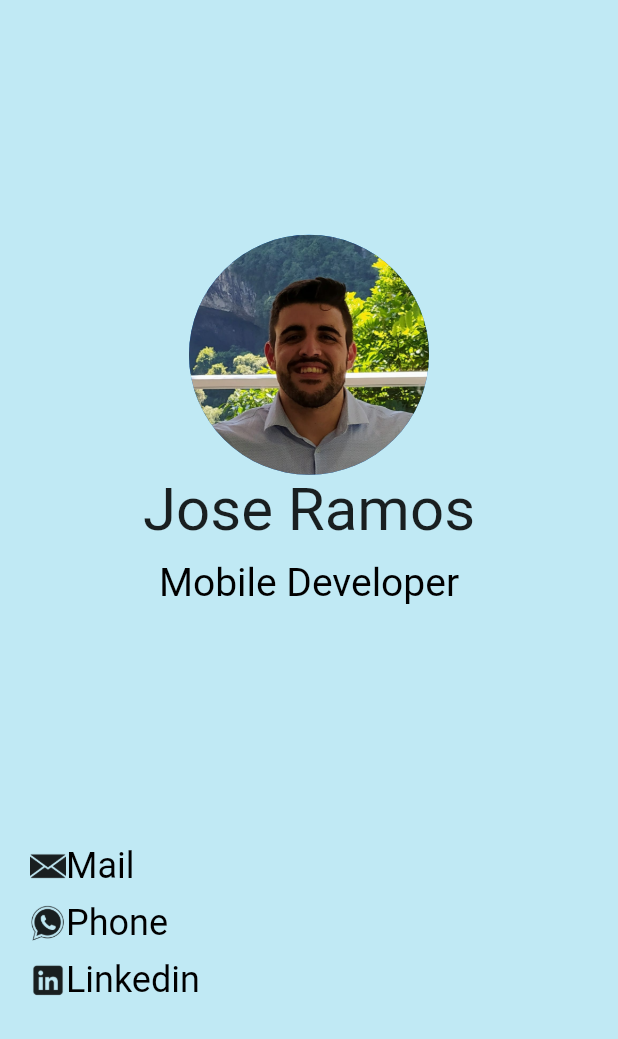
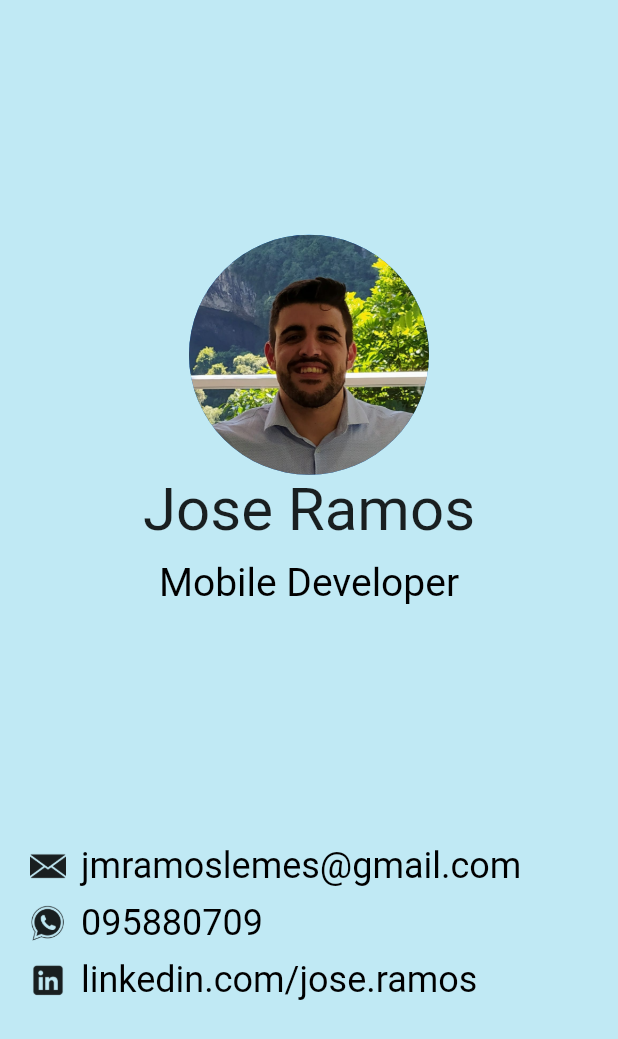
Before and after one commit to JoseRamos01/proyectos_flutter, a Flutter app: the screen it shows after launch, on a phone screen of 412 x 824 dp. Shown: the top 1039 px of the screen. Run offline on Flutter 3.47's test engine with Material 2 defaults, Android fonts, the phone set to English and light mode, and no system bars.

Commit message:
Hardcoded data

```diff
--- a/lib/main.dart
+++ b/lib/main.dart
@@ -44,10 +44,11 @@ Widget build(BuildContext context) {
             Padding(padding: EdgeInsets.fromLTRB(20, 10, 0, 0),
             child: Row(
                 children: <Widget> [
-                  ImageIcon(
+            Padding(padding: EdgeInsets.fromLTRB(0, 0, 10, 0),
+                child: ImageIcon(
                     AssetImage('assets/images/mail.png'),
-                    ),
-                  Text('Mail', style: TextStyle(
+                    )),
+                  Text('jmramoslemes@gmail.com', style: TextStyle(
                     fontSize: 24,
                     color: Colors.black,
                   ),
@@ -58,10 +59,11 @@ Widget build(BuildContext context) {
             Padding(padding: EdgeInsets.fromLTRB(20, 10, 0, 0),
               child: Row(
                   children: <Widget> [
-                    ImageIcon(
+              Padding(padding: EdgeInsets.fromLTRB(0, 0, 10, 0),
+                child: ImageIcon(
                       AssetImage('assets/images/wpp.png'),
-                    ),
-                    Text('Phone', style: TextStyle(
+                    )),
+                    Text('095880709', style: TextStyle(
                       fontSize: 24,
                       color: Colors.black,
                     ),
@@ -72,10 +74,12 @@ Widget build(BuildContext context) {
             Padding(padding: EdgeInsets.fromLTRB(20, 10, 0, 0),
               child: Row(
                   children: <Widget> [
-                    ImageIcon(
+                    Padding(padding: EdgeInsets.fromLTRB(0, 0, 10, 0),
+                    child: ImageIcon(
                       AssetImage('assets/images/linkedin.png'),
+                    )
                     ),
-                    Text('Linkedin', style: TextStyle(
+                    Text('linkedin.com/jose.ramos', style: TextStyle(
                       fontSize: 24,
                       color: Colors.black,
                     ),
```
